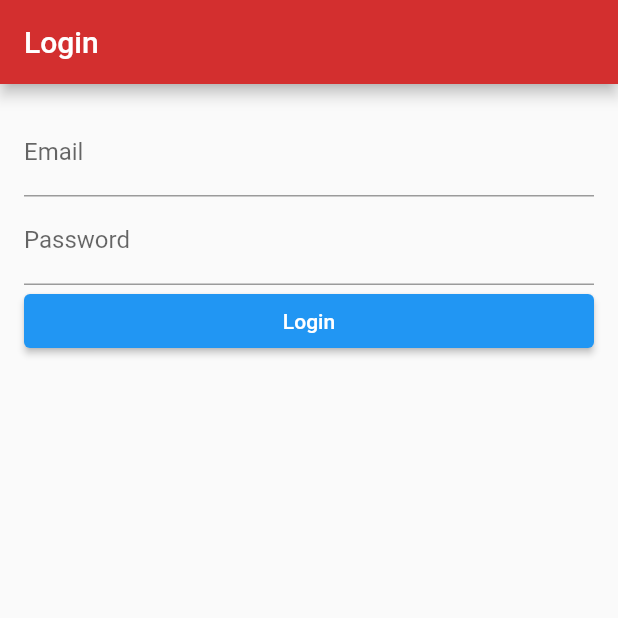
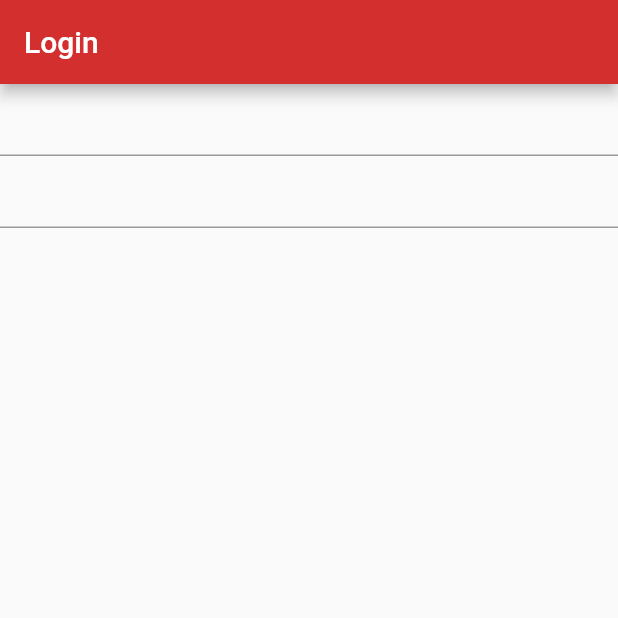
Before and after one commit to FS-CSCI150-F21/FS-CSCI150-F21-Team5, a Flutter app: the screen it shows after launch, on a phone screen of 412 x 824 dp, the top half of it. Run offline on Flutter 3.47's test engine with Material 2 defaults, Android fonts, the phone set to English and light mode, and no system bars.

Commit message:
Update login.dart

```diff
--- a/lib/login.dart
+++ b/lib/login.dart
@@ -13,26 +13,20 @@ class _LoginViewState extends State<LoginView> {
   late String _email;
   late String _password;
 
-  void validate() {}
 
   @override
   Widget build(BuildContext context) {
     return Scaffold(
       appBar: AppBar(title: const Text('Login')),
       body: Container(
-          padding: EdgeInsets.all(16),
           child: Form(
             child: Column(
-              crossAxisAlignment: CrossAxisAlignment.stretch,
               children: <Widget>[
                 TextFormField(
-                  decoration: InputDecoration(labelText: 'Email'),
                 ),
                 TextFormField(
-                  decoration: InputDecoration(labelText: 'Password'),
                   obscureText: true,
                 ),
-                ElevatedButton(onPressed: validate, child: Text('Login'))
               ],
             ),
           )),
```
